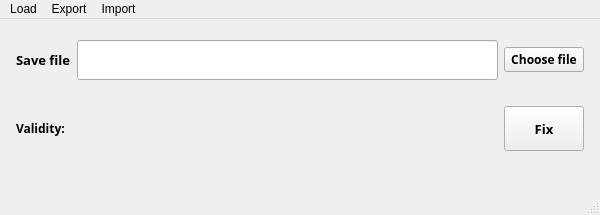
This is erSaveFixer.ui in TsilaAllaoui/EldenRingSaveFixer as Qt 5 draws it before an edit. The edited form follows.
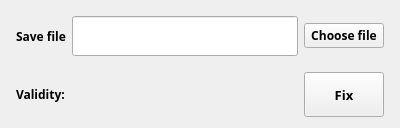
This is the edited form. Icons and pictures are not drawn.

Commit message: - Better UI - Added Icon - Make SteamID folder the default folder

What changed in the file:
```diff
--- a/erSaveFixer.ui
+++ b/erSaveFixer.ui
@@ -6,40 +6,46 @@
    <rect>
     <x>0</x>
     <y>0</y>
-    <width>600</width>
-    <height>215</height>
+    <width>400</width>
+    <height>128</height>
    </rect>
   </property>
+  <property name="sizePolicy">
+   <sizepolicy hsizetype="Fixed" vsizetype="Fixed">
+    <horstretch>0</horstretch>
+    <verstretch>0</verstretch>
+   </sizepolicy>
+  </property>
   <property name="minimumSize">
    <size>
-    <width>0</width>
-    <height>200</height>
+    <width>400</width>
+    <height>128</height>
    </size>
   </property>
   <property name="maximumSize">
    <size>
-    <width>600</width>
-    <height>215</height>
+    <width>400</width>
+    <height>128</height>
    </size>
   </property>
   <property name="windowTitle">
    <string>ERSaveFixer</string>
   </property>
   <widget class="QWidget" name="centralWidget">
-   <layout class="QVBoxLayout" name="verticalLayout" stretch="0,0,1">
+   <layout class="QVBoxLayout" name="verticalLayout" stretch="0,0">
     <item>
      <layout class="QFormLayout" name="formLayout">
       <property name="leftMargin">
        <number>5</number>
       </property>
       <property name="topMargin">
-       <number>10</number>
+       <number>5</number>
       </property>
       <property name="rightMargin">
        <number>5</number>
       </property>
       <property name="bottomMargin">
-       <number>10</number>
+       <number>0</number>
       </property>
       <item row="0" column="0">
        <widget class="QLabel" name="saveFileLabel">
@@ -52,7 +58,7 @@
         <property name="font">
          <font>
           <family>Yu Gothic UI Semibold</family>
-          <pointsize>10</pointsize>
+          <pointsize>9</pointsize>
           <weight>75</weight>
           <bold>true</bold>
          </font>
@@ -98,19 +104,26 @@
        <number>5</number>
       </property>
       <property name="topMargin">
-       <number>10</number>
+       <number>5</number>
       </property>
       <property name="rightMargin">
        <number>5</number>
       </property>
       <property name="bottomMargin">
-       <number>10</number>
+       <number>0</number>
       </property>
       <item>
        <widget class="QLabel" name="validityLabel">
+        <property name="minimumSize">
+         <size>
+          <width>75</width>
+          <height>0</height>
+         </size>
+        </property>
         <property name="font">
          <font>
           <family>Yu Gothic</family>
+          <pointsize>9</pointsize>
           <weight>75</weight>
           <bold>true</bold>
          </font>
@@ -118,6 +131,9 @@
         <property name="text">
          <string>Validity:</string>
         </property>
+        <property name="alignment">
+         <set>Qt::AlignLeading|Qt::AlignLeft|Qt::AlignVCenter</set>
+        </property>
        </widget>
       </item>
       <item>
@@ -150,50 +166,8 @@
       </item>
      </layout>
     </item>
-    <item>
-     <spacer name="verticalSpacer">
-      <property name="orientation">
-       <enum>Qt::Vertical</enum>
-      </property>
-      <property name="sizeHint" stdset="0">
-       <size>
-        <width>20</width>
-        <height>40</height>
-       </size>
-      </property>
-     </spacer>
-    </item>
    </layout>
   </widget>
-  <widget class="QStatusBar" name="statusBar"/>
-  <widget class="QMenuBar" name="menuBar">
-   <property name="geometry">
-    <rect>
-     <x>0</x>
-     <y>0</y>
-     <width>600</width>
-     <height>26</height>
-    </rect>
-   </property>
-   <widget class="QMenu" name="menuLoad">
-    <property name="title">
-     <string>Load</string>
-    </property>
-   </widget>
-   <widget class="QMenu" name="menuExport">
-    <property name="title">
-     <string>Export</string>
-    </property>
-   </widget>
-   <widget class="QMenu" name="menuImport">
-    <property name="title">
-     <string>Import</string>
-    </property>
-   </widget>
-   <addaction name="menuLoad"/>
-   <addaction name="menuExport"/>
-   <addaction name="menuImport"/>
-  </widget>
  </widget>
  <layoutdefault spacing="6" margin="11"/>
  <resources/>
```
Left out of the diff: 24 changed lines with no effect on the pictures. The commit also changes 7 other files.
